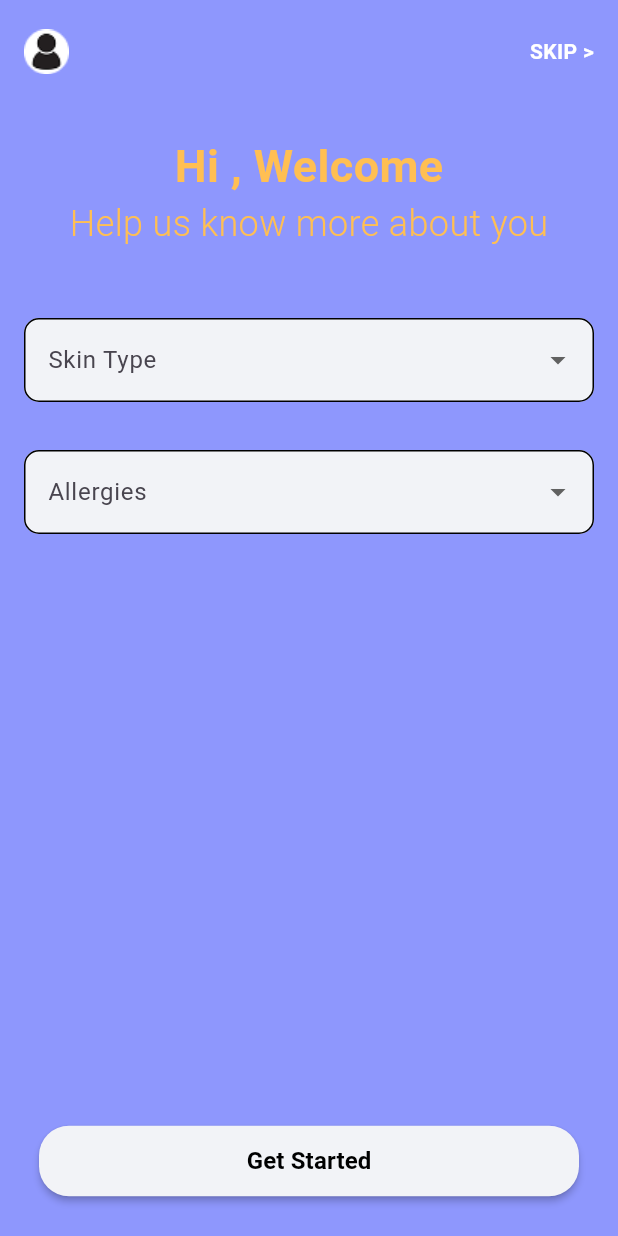
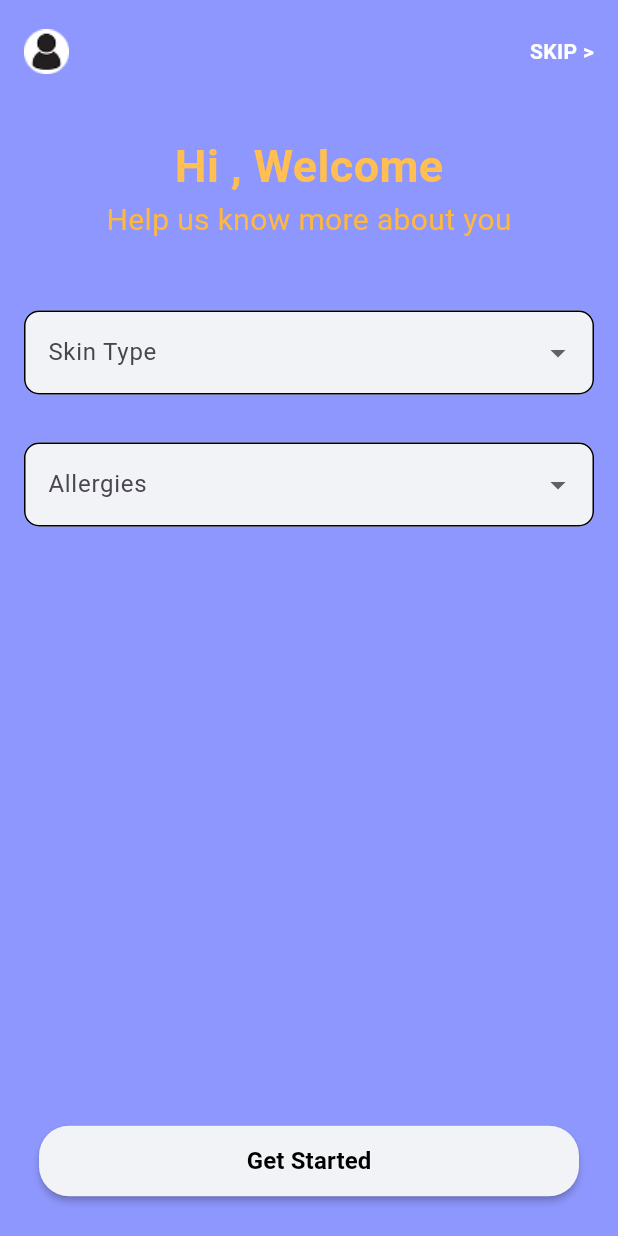
Before and after one commit to elsheikh33/derma_scan, a Flutter app: the WelcomePage screen opened by its route, on a phone screen of 412 x 824 dp. Run offline on Flutter 3.47's test engine with Material 3 defaults, Android fonts, the light colour scheme and no system bars; our stand-ins replace animated_text_kit, cloud_firestore, connectivity_plus, firebase_auth, firebase_core, fluttertoast and 3 more; accounts and stored records are empty.

Commit message:
zabat el messages

```diff
--- a/lib/screens/Home_page.dart
+++ b/lib/screens/Home_page.dart
@@ -34,7 +34,7 @@ class HomePage extends StatelessWidget {
                           'DERMA',
                           style: TextStyle(fontWeight: FontWeight.bold, color: Colors.black),
                         ),
-                        Image.asset('assets/logo.png'),
+                        Image.asset('assets/logoo.png',width: 20,height: 20,),
                         const Text(
                           'SCAN',
                           style: TextStyle(fontWeight: FontWeight.bold, color: Colors.black),
--- a/lib/screens/Profile_page.dart
+++ b/lib/screens/Profile_page.dart
@@ -208,6 +208,7 @@ class _ProfilePageState extends State<ProfilePage> {
                             {"value": "nuts", "label": "Nuts"},
                             {"value": "pollen", "label": "Pollen"},
                             {"value": "dust", "label": "Dust"},
+                            {"value": "others", "label": "Others"},
                           ],
                           title: "Allergies",
                           fillColor: AppColor.TxtFieldColor,
--- a/lib/screens/Welcome_page.dart
+++ b/lib/screens/Welcome_page.dart
@@ -76,9 +76,9 @@ class _WelcomePageState extends State<WelcomePage> {
                   child: Text(
                     'Help us know more about you',
                     style: TextStyle(
-                        color: Color(0xFFFFBF53),
-                        fontSize: 24,
-                        fontWeight: FontWeight.w300),
+                        color: Color(0xFFFFB73E),
+                        fontSize: 20,
+                        fontWeight: FontWeight.w400),
                   ),
                 ),
                 SizedBox(height: 30),
@@ -88,6 +88,7 @@ class _WelcomePageState extends State<WelcomePage> {
                     isEditing: true,
                     selectedValue: selectedSkinType,
                     items: [
+                      {"value": "none", "label": "None"},
                       {"value": "oily", "label": "Oily"},
                       {"value": "dry", "label": "Dry"},
                       {"value": "combination", "label": "Combination"},
@@ -111,6 +112,7 @@ class _WelcomePageState extends State<WelcomePage> {
                       {"value": "nuts", "label": "Nuts"},
                       {"value": "pollen", "label": "Pollen"},
                       {"value": "dust", "label": "Dust"},
+                      {"value": "others", "label": "Others"},
                     ],
                     title: "Allergies",
                     fillColor: AppColor.TxtFieldColor,
```
